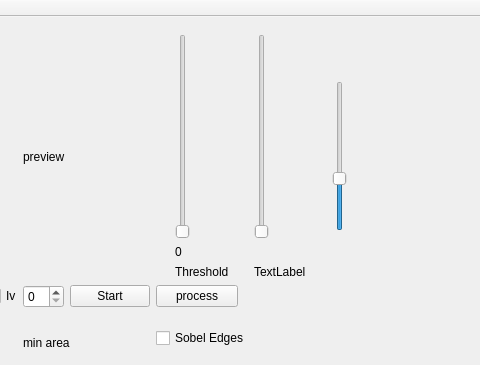
Old version of the form mainwindow.ui in the repository CraigNielsen/TSR; both pictures show x 238 to 718 and y 0 to 365 of the 1148 by 690 pixel window.
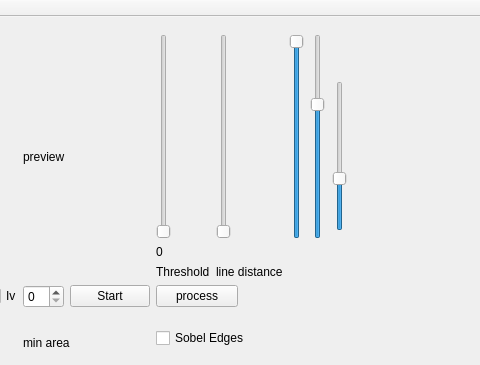
New version of the form.

```diff
--- a/mainwindow.ui
+++ b/mainwindow.ui
@@ -515,10 +515,26 @@
       </item>
       <item row="0" column="6">
        <layout class="QGridLayout" name="gridLayout_4">
+        <item row="0" column="2">
+         <widget class="QSlider" name="hueslidertop">
+          <property name="minimum">
+           <number>150</number>
+          </property>
+          <property name="maximum">
+           <number>180</number>
+          </property>
+          <property name="value">
+           <number>180</number>
+          </property>
+          <property name="orientation">
+           <enum>Qt::Vertical</enum>
+          </property>
+         </widget>
+        </item>
         <item row="2" column="1">
          <widget class="QLabel" name="label_8">
           <property name="text">
-           <string>TextLabel</string>
+           <string>line distance</string>
           </property>
          </widget>
         </item>
@@ -559,6 +575,22 @@
           </property>
          </widget>
         </item>
+        <item row="0" column="3">
+         <widget class="QSlider" name="huesliderbottom">
+          <property name="minimum">
+           <number>150</number>
+          </property>
+          <property name="maximum">
+           <number>180</number>
+          </property>
+          <property name="value">
+           <number>170</number>
+          </property>
+          <property name="orientation">
+           <enum>Qt::Vertical</enum>
+          </property>
+         </widget>
+        </item>
        </layout>
       </item>
       <item row="2" column="5">
```
